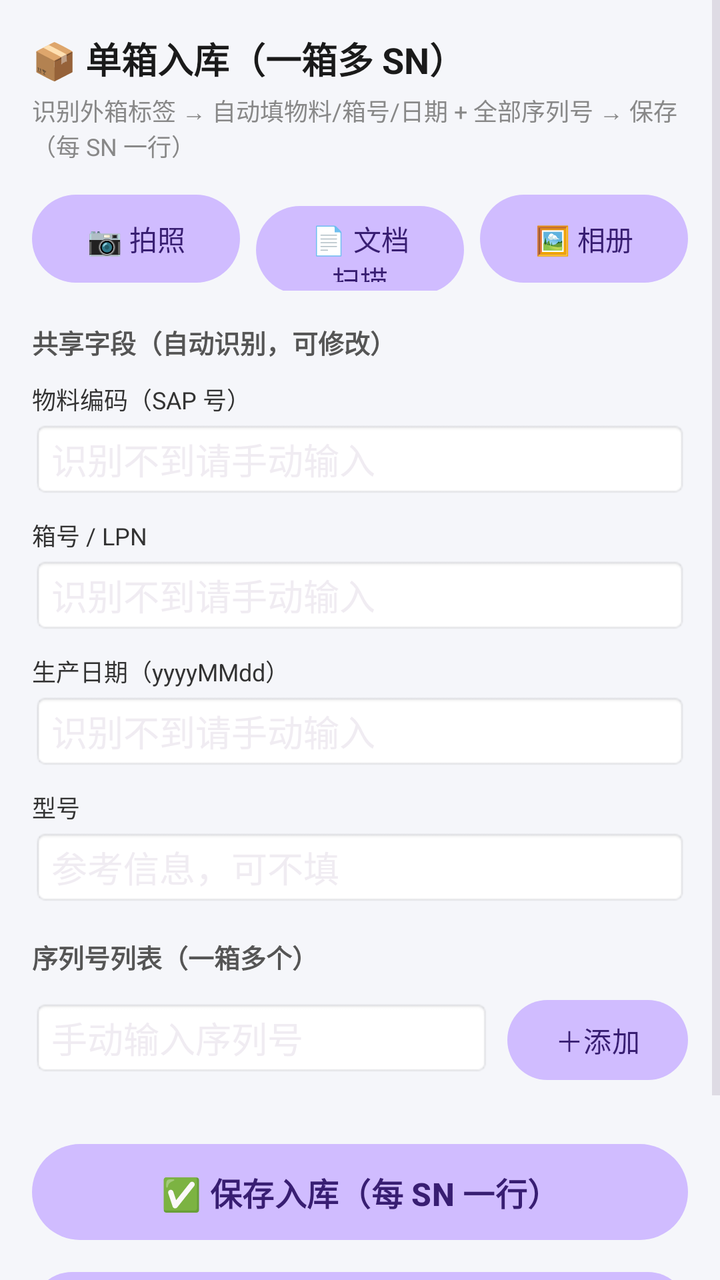
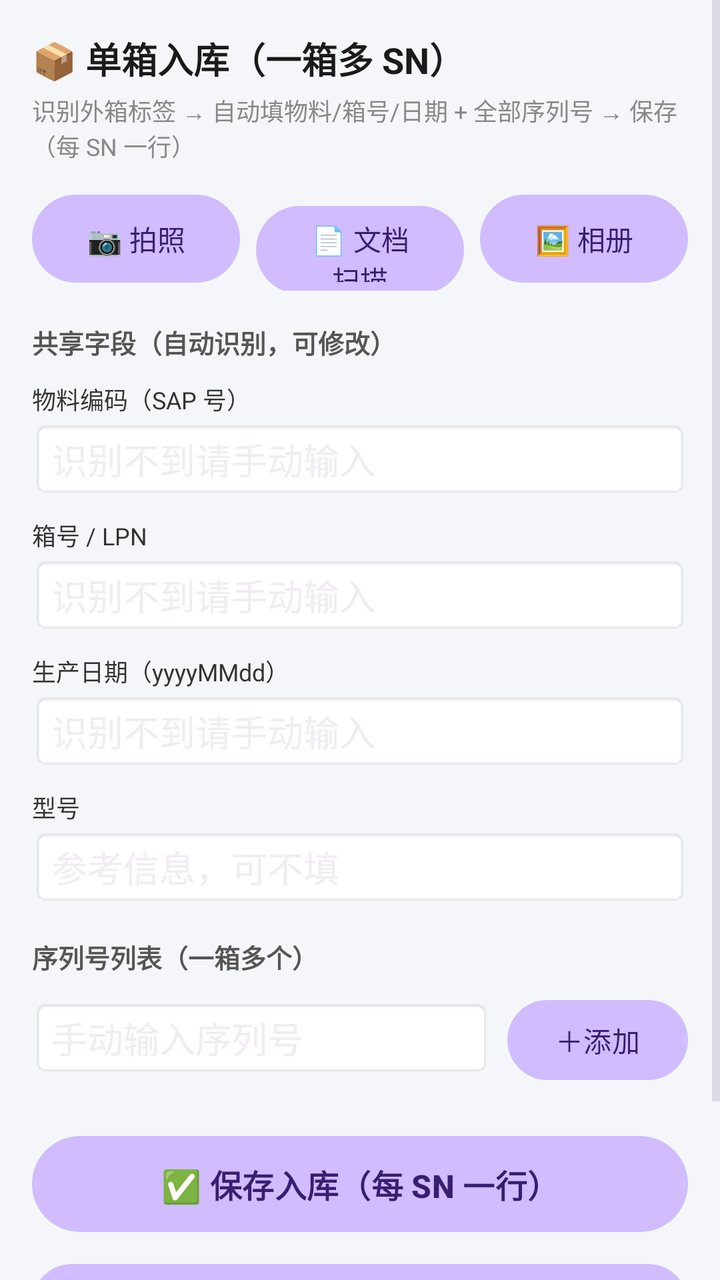

The first picture is an Android layout as it rendered before a commit; the second is the same layout after the commit. The layout source and the unified diff follow.
<!-- AndroidManifest.xml: application theme Theme.LabelScanner -->
<!-- res/layout/activity_single_box.xml -->
<?xml version="1.0" encoding="utf-8"?>
<ScrollView xmlns:android="http://schemas.android.com/apk/res/android"
    android:layout_width="match_parent"
    android:layout_height="match_parent"
    android:background="#F5F6FA"
    android:fillViewport="true">

    <LinearLayout
        android:layout_width="match_parent"
        android:layout_height="wrap_content"
        android:orientation="vertical"
        android:padding="16dp">

        <TextView
            android:layout_width="match_parent"
            android:layout_height="wrap_content"
            android:text="📦 单箱入库（一箱多 SN）"
            android:textSize="18sp"
            android:textStyle="bold"
            android:textColor="#1A1A1A" />

        <TextView
            android:layout_width="match_parent"
            android:layout_height="wrap_content"
            android:layout_marginTop="4dp"
            android:text="识别外箱标签 → 自动填物料/箱号/日期 + 全部序列号 → 保存（每 SN 一行）"
            android:textSize="12sp"
            android:textColor="#888888" />

        
        <LinearLayout
            android:layout_width="match_parent"
            android:layout_height="wrap_content"
            android:layout_marginTop="12dp"
            android:orientation="horizontal">

            <Button
                android:id="@+id/btnTakePhoto"
                android:layout_width="0dp"
                android:layout_height="52dp"
                android:layout_weight="1"
                android:text="📷 拍照"
                android:textSize="14sp" />

            <Button
                android:id="@+id/btnScanDoc"
                android:layout_width="0dp"
                android:layout_height="52dp"
                android:layout_weight="1"
                android:layout_marginStart="8dp"
                android:text="📄 文档扫描"
                android:textSize="14sp" />

            <Button
                android:id="@+id/btnPickGallery"
                android:layout_width="0dp"
                android:layout_height="52dp"
                android:layout_weight="1"
                android:layout_marginStart="8dp"
                android:text="🖼️ 相册"
                android:textSize="14sp" />
        </LinearLayout>

        
        <TextView
            android:layout_width="match_parent"
            android:layout_height="wrap_content"
            android:layout_marginTop="16dp"
            android:text="共享字段（自动识别，可修改）"
            android:textSize="13sp"
            android:textStyle="bold"
            android:textColor="#555555" />

        <TextView
            android:layout_width="match_parent"
            android:layout_height="wrap_content"
            android:layout_marginTop="10dp"
            android:text="物料编码（SAP 号）"
            android:textSize="12sp"
            android:textColor="#333333" />

        <EditText
            android:id="@+id/etMaterial"
            android:layout_width="match_parent"
            android:layout_height="wrap_content"
            android:layout_marginTop="2dp"
            android:hint="识别不到请手动输入"
            android:inputType="text"
            android:background="@android:drawable/editbox_background" />

        <TextView
            android:layout_width="match_parent"
            android:layout_height="wrap_content"
            android:layout_marginTop="10dp"
            android:text="箱号 / LPN"
            android:textSize="12sp"
            android:textColor="#333333" />

        <EditText
            android:id="@+id/etBox"
            android:layout_width="match_parent"
            android:layout_height="wrap_content"
            android:layout_marginTop="2dp"
            android:hint="识别不到请手动输入"
            android:inputType="text"
            android:background="@android:drawable/editbox_background" />

        <TextView
            android:layout_width="match_parent"
            android:layout_height="wrap_content"
            android:layout_marginTop="10dp"
            android:text="生产日期（yyyyMMdd）"
            android:textSize="12sp"
            android:textColor="#333333" />

        <EditText
            android:id="@+id/etDate"
            android:layout_width="match_parent"
            android:layout_height="wrap_content"
            android:layout_marginTop="2dp"
            android:hint="识别不到请手动输入"
            android:inputType="date"
            android:background="@android:drawable/editbox_background" />

        <TextView
            android:layout_width="match_parent"
            android:layout_height="wrap_content"
            android:layout_marginTop="10dp"
            android:text="型号"
            android:textSize="12sp"
            android:textColor="#333333" />

        <EditText
            android:id="@+id/etModel"
            android:layout_width="match_parent"
            android:layout_height="wrap_content"
            android:layout_marginTop="2dp"
            android:hint="参考信息，可不填"
            android:inputType="text"
            android:background="@android:drawable/editbox_background" />

        
        <TextView
            android:layout_width="match_parent"
            android:layout_height="wrap_content"
            android:layout_marginTop="16dp"
            android:text="序列号列表（一箱多个）"
            android:textSize="13sp"
            android:textStyle="bold"
            android:textColor="#555555" />

        <LinearLayout
            android:layout_width="match_parent"
            android:layout_height="wrap_content"
            android:layout_marginTop="8dp"
            android:orientation="horizontal">

            <EditText
                android:id="@+id/etManualSn"
                android:layout_width="0dp"
                android:layout_height="wrap_content"
                android:layout_weight="1"
                android:hint="手动输入序列号"
                android:inputType="text"
                android:background="@android:drawable/editbox_background" />

            <Button
                android:id="@+id/btnAddSn"
                android:layout_width="wrap_content"
                android:layout_height="wrap_content"
                android:layout_marginStart="8dp"
                android:text="＋添加" />
        </LinearLayout>

        <androidx.recyclerview.widget.RecyclerView
            android:id="@+id/rvSnList"
            android:layout_width="match_parent"
            android:layout_height="wrap_content"
            android:layout_marginTop="8dp"
            android:nestedScrollingEnabled="false" />

        
        <Button
            android:id="@+id/btnSaveBox"
            android:layout_width="match_parent"
            android:layout_height="56dp"
            android:layout_marginTop="16dp"
            android:text="✅ 保存入库（每 SN 一行）"
            android:textSize="16sp"
            android:textStyle="bold" />

        <Button
            android:id="@+id/btnResetBox"
            android:layout_width="match_parent"
            android:layout_height="48dp"
            android:layout_marginTop="8dp"
            android:text="🔄 清空，下一箱"
            android:textSize="14sp" />

        <TextView
            android:id="@+id/tvBoxStatus"
            android:layout_width="match_parent"
            android:layout_height="wrap_content"
            android:layout_marginTop="12dp"
            android:text=""
            android:textSize="13sp"
            android:textColor="#1A6B3C"
            android:minHeight="40dp" />

    </LinearLayout>
</ScrollView>
<!-- resources referenced by this layout -->
<resources>
  <style name="Theme.LabelScanner" parent="Theme.Material3.Dark.NoActionBar">
          <item name="android:statusBarColor">@android:color/transparent</item>
          <item name="android:navigationBarColor">@android:color/transparent</item>
          <item name="android:windowDrawsSystemBarBackgrounds">true</item>
          <item name="android:windowLightStatusBar">false</item>
          <item name="android:windowLightNavigationBar">false</item>
      </style>
</resources>

<!-- the commit's change to res/layout/activity_single_box.xml (unified diff, before → after) -->
@@ -172,12 +172,12 @@
                 android:text="＋添加" />
         </LinearLayout>
 
-        <androidx.recyclerview.widget.RecyclerView
-            android:id="@+id/rvSnList"
-            android:layout_width="match_parent"
-            android:layout_height="wrap_content"
-            android:layout_marginTop="8dp"
-            android:nestedScrollingEnabled="false" />
+        <LinearLayout
+            android:id="@+id/llSnList"
+            android:layout_width="match_parent"
+            android:layout_height="wrap_content"
+            android:layout_marginTop="4dp"
+            android:orientation="vertical" />
 
         
         <Button
